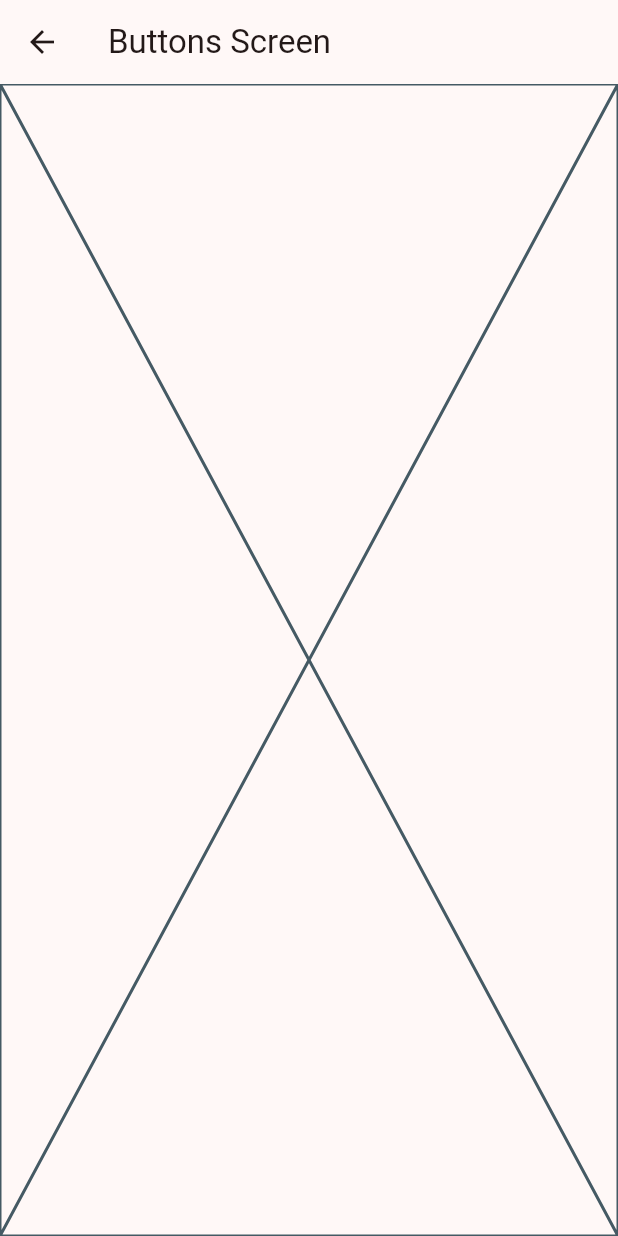
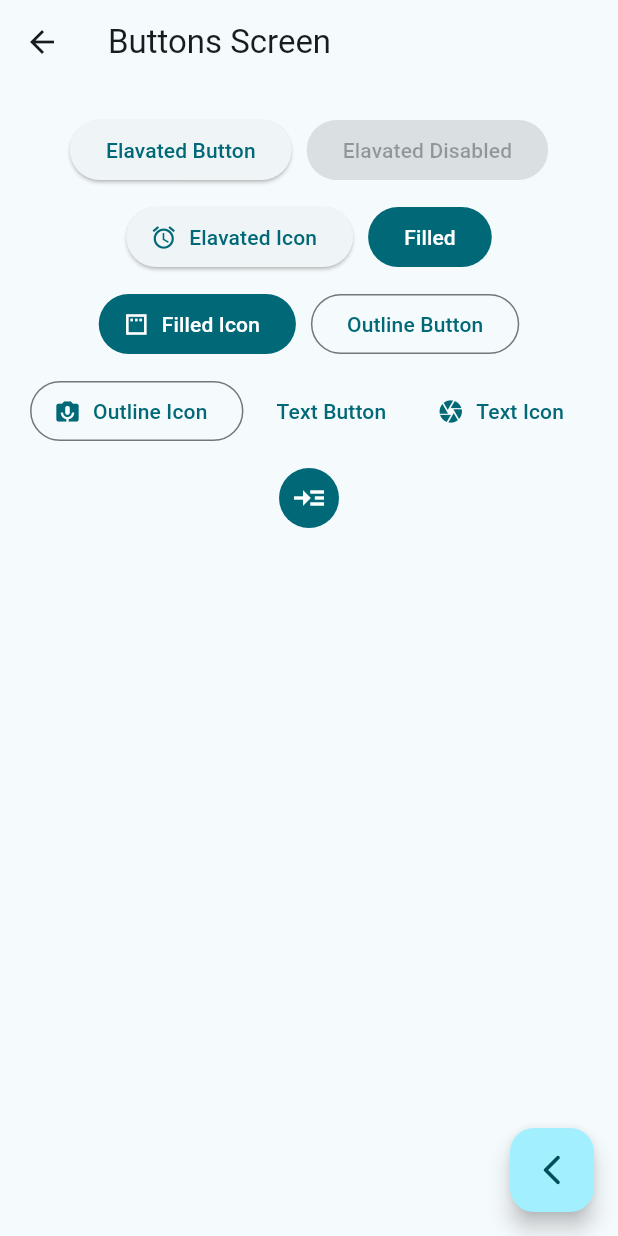
Before and after one commit to edgonzalez24/Flutter--Mobile-apps, a Flutter app: the screen it shows after launch, after a tap on "Botones", on a phone screen of 412 x 824 dp. Run offline on Flutter 3.47's test engine with Material 3 defaults, Android fonts, the phone set to English and light mode, and no system bars; our stand-ins replace animate_do, dio, go_router, video_player.

Commit message:
feat: Update theme color in MyApp and enhance ButtonsScreen layout with buttons

```diff
--- a/widgets_app/lib/main.dart
+++ b/widgets_app/lib/main.dart
@@ -15,7 +15,7 @@ class MyApp extends StatelessWidget {
     return MaterialApp.router(
       routerConfig: appRouter,
       debugShowCheckedModeBanner: false,
-      theme: AppTheme(selectedColor: 0).getTheme()
+      theme: AppTheme(selectedColor: 7).getTheme()
     );
   }
 }
--- a/widgets_app/lib/presentation/screens/buttons/buttons_screen.dart
+++ b/widgets_app/lib/presentation/screens/buttons/buttons_screen.dart
@@ -1,4 +1,5 @@
 import 'package:flutter/material.dart';
+import 'package:go_router/go_router.dart';
 
 class ButtonsScreen extends StatelessWidget {
   static const String name = 'buttons_screen';
@@ -8,10 +9,51 @@ class ButtonsScreen extends StatelessWidget {
   @override
   Widget build(BuildContext context) {
     return Scaffold(
-      appBar: AppBar(
-        title: const Text('Buttons Screen'),
+      appBar: AppBar(title: const Text('Buttons Screen')),
+      body: _ButtonsView(),
+      floatingActionButton: FloatingActionButton(
+        child: Icon(Icons.arrow_back_ios_new_rounded),
+        onPressed: () {
+          context.pop();
+        },
       ),
-      body: Placeholder(),
     );
   }
 }
+
+class _ButtonsView extends StatelessWidget {
+  const _ButtonsView();
+
+  @override
+  Widget build(BuildContext context) {
+    final colors = Theme.of(context).colorScheme;
+    return SizedBox(
+      width: double.infinity,
+      child: Padding(
+        padding: EdgeInsets.symmetric(horizontal: 20, vertical: 20),
+        child: Wrap(
+          spacing: 10,
+          runSpacing: 10,
+          alignment: WrapAlignment.center,
+          children: [
+            ElevatedButton(onPressed: () {}, child: Text('Elavated Button')),
+            ElevatedButton(onPressed: null, child: Text('Elavated Disabled')),
+            ElevatedButton.icon(onPressed: () {}, icon: Icon(Icons.access_alarm_outlined), label: Text('Elavated Icon')),
+            FilledButton(onPressed: (){}, child: Text('Filled')),
+            FilledButton.icon(onPressed: () {}, icon: Icon(Icons.padding), label: Text('Filled Icon')),
+            OutlinedButton(onPressed: (){}, child: Text('Outline Button')),
+            OutlinedButton.icon(onPressed: (){}, icon: Icon(Icons.perm_camera_mic), label: Text('Outline Icon')),
+            TextButton(onPressed: () {}, child: Text('Text Button')),
+            TextButton.icon(onPressed: () {}, icon: Icon(Icons.camera), label: Text('Text Icon')),
+            IconButton(
+              onPressed: () {},
+              icon: Icon(Icons.read_more),
+              color: Colors.white,
+              style: ButtonStyle(backgroundColor: WidgetStateProperty.all(colors.primary))
+            )
+          ],
+        ),
+      ),
+    );
+  }
+}
```
